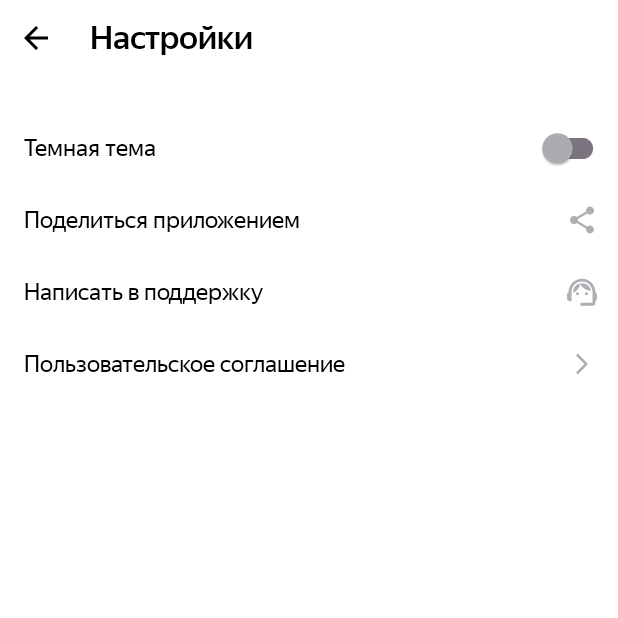
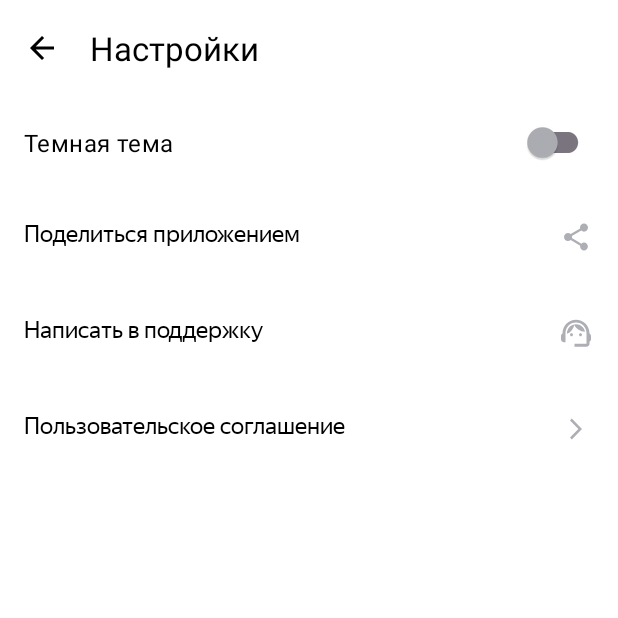
Before and after one commit to Roman-V-N/PlaylistMaker, an Android app: the SettingsActivity screen opened directly, with no data from a screen before it, on a phone screen of 412 x 824 dp, the top half of it. Run offline under Robolectric (Android 15) with nearby library versions, the phone set to English and light mode, and no system bars.

Commit message:
Commit Спринт 9 : Тема 4 : Урок 3 вер.2

```diff
--- a/app/src/main/java/com/example/playlistmaker/SettingsActivity.kt
+++ b/app/src/main/java/com/example/playlistmaker/SettingsActivity.kt
@@ -9,27 +9,30 @@ import android.widget.Toast
 import androidx.activity.enableEdgeToEdge
 import androidx.appcompat.app.AppCompatActivity
 import androidx.appcompat.app.AppCompatDelegate
+import com.google.android.material.appbar.MaterialToolbar
+import com.google.android.material.textview.MaterialTextView
 
 class SettingsActivity : AppCompatActivity() {
     override fun onCreate(savedInstanceState: Bundle?) {
         super.onCreate(savedInstanceState)
         setContentView(R.layout.activity_settings)
 
-        val backButton = findViewById<ImageView>(R.id.back_main)
-        val shareButton = findViewById<ImageView>(R.id.share_app)
-        val supportButton = findViewById<ImageView>(R.id.support)
-        val agreementButton = findViewById<ImageView>(R.id.user_agreement)
+
+        val backButton = findViewById<MaterialToolbar>(R.id.back_main)
+        val shareButton = findViewById<MaterialTextView>(R.id.share_app)
+        val supportButton = findViewById<MaterialTextView>(R.id.support)
+        val agreementButton = findViewById<MaterialTextView>(R.id.user_agreement)
 
 
-        backButton.setOnClickListener {
+        backButton.setNavigationOnClickListener {
             super.finish()
         }
 
         shareButton.setOnClickListener {
             val shareIntent = Intent(Intent.ACTION_SEND)
             shareIntent.type = "text/plane"
-            shareIntent.putExtra(Intent.EXTRA_TEXT,getString(R.string.site_share))
-            startActivity(Intent.createChooser(shareIntent,getString(R.string.share_app)))
+            shareIntent.putExtra(Intent.EXTRA_TEXT, getString(R.string.site_share))
+            startActivity(Intent.createChooser(shareIntent, getString(R.string.share_app)))
         }
 
         supportButton.setOnClickListener {
@@ -41,8 +44,9 @@ class SettingsActivity : AppCompatActivity() {
             startActivity(supportEmail)
         }
 
-        agreementButton.setOnClickListener{
-            val agreementIntent = Intent(Intent.ACTION_VIEW, Uri.parse(getString(R.string.site_agreement)))
+        agreementButton.setOnClickListener {
+            val agreementIntent =
+                Intent(Intent.ACTION_VIEW, Uri.parse(getString(R.string.site_agreement)))
             startActivity(agreementIntent)
         }
 
--- a/app/src/main/res/layout/activity_settings.xml
+++ b/app/src/main/res/layout/activity_settings.xml
@@ -1,116 +1,66 @@
 <?xml version="1.0" encoding="utf-8"?>
-<androidx.constraintlayout.widget.ConstraintLayout
-    xmlns:android="http://schemas.android.com/apk/res/android"
+<androidx.constraintlayout.widget.ConstraintLayout xmlns:android="http://schemas.android.com/apk/res/android"
     xmlns:app="http://schemas.android.com/apk/res-auto"
     xmlns:tools="http://schemas.android.com/tools"
+    android:id="@+id/Settings"
     android:layout_width="match_parent"
     android:layout_height="match_parent"
-    android:id="@+id/Settings"
     android:background="?attr/colorSecondaryVariant"
     android:theme="@style/Base.Theme.PlaylistMaker"
     tools:context=".SettingsActivity">
 
 
-
-<LinearLayout
+    <LinearLayout
         android:layout_width="match_parent"
         android:layout_height="match_parent"
-        android:orientation="vertical" >
+        android:orientation="vertical">
 
-    <LinearLayout style="@style/LinearLayoutSettingHorizontal">
+        <com.google.android.material.appbar.AppBarLayout
+            android:layout_width="match_parent"
+            android:layout_height="wrap_content">
 
-            <ImageView
+            <com.google.android.material.appbar.MaterialToolbar
                 android:id="@+id/back_main"
-                style="@style/ImageViewTopBar"/>
+                style="@style/MaterialToolbarMenu"
+                android:layout_width="match_parent"
+                android:layout_height="match_parent"
+                app:navigationIcon="@drawable/arrow_back"
+                app:title="@string/setting" />
 
-            <TextView
-                style="@style/TextViewTopBar"
-                android:text="@string/setting"/>
-
-        </LinearLayout>
-
-        <LinearLayout
-           style="@style/LinearLayoutSettingHorizontal"
-           android:layout_marginTop="24dp">
+        </com.google.android.material.appbar.AppBarLayout>
 
 
-            <TextView
-                style="@style/TextViewSettingMenu"
-                android:layout_width="0dp"
-                android:layout_weight="1"
-                android:text="@string/dark_theme"
-                />
+        <com.google.android.material.switchmaterial.SwitchMaterial
+            android:id="@+id/theme_switch"
+            android:layout_width="match_parent"
+            android:layout_height="wrap_content"
+            android:layout_gravity="end|center"
+            android:gravity="center_vertical"
+            android:paddingHorizontal="16dp"
+            android:paddingVertical="20dp"
+            android:text="@string/dark_theme"
+            android:textColor="?attr/colorOnPrimary"
+            android:textSize="@dimen/text_16sp"
+            app:thumbTint="?attr/colorPrimaryVariant" />
 
 
-            <com.google.android.material.switchmaterial.SwitchMaterial
-                android:id="@+id/theme_switch"
-                android:layout_width="wrap_content"
-                android:layout_height="wrap_content"
-                android:layout_gravity="end|center"
-                android:layout_marginEnd="6dp"
-                app:thumbTint="?attr/colorPrimaryVariant"/>
-        </LinearLayout>
+        <com.google.android.material.textview.MaterialTextView
+            android:id="@+id/share_app"
+            style="@style/MaterialTextViewSettingMenu"
+            android:drawableEnd="@drawable/share"
+            android:text="@string/share_app" />
 
-    <LinearLayout style="@style/LinearLayoutSettingHorizontal">
+        <com.google.android.material.textview.MaterialTextView
+            android:id="@+id/support"
+            style="@style/MaterialTextViewSettingMenu"
+            android:drawableEnd="@drawable/support"
+            android:text="@string/support" />
 
-        <TextView
-            style="@style/TextViewSettingMenu"
-            android:layout_width="0dp"
-            android:layout_weight="1"
-            android:text="@string/share_app"
-            />
-
-
-
-        <ImageView
-            android:id="@+id/share_app"
-            style="@style/ImageViewSettingMenu"
-            android:layout_width="wrap_content"
-            android:src="@drawable/share" />
-
-
-
-    </LinearLayout>
-
-    <LinearLayout style="@style/LinearLayoutSettingHorizontal">
-
-        <TextView
-            style="@style/TextViewSettingMenu"
-            android:layout_width="0dp"
-            android:layout_weight="1"
-            android:text="@string/support"
-            />
-
-
-        <ImageView
-            android:id="@+id/support"
-            style="@style/ImageViewSettingMenu"
-            android:src="@drawable/support" />
-
-
-
-    </LinearLayout>
-
-
-    <LinearLayout style="@style/LinearLayoutSettingHorizontal">
-
-        <TextView
-            style="@style/TextViewSettingMenu"
-            android:layout_width="0dp"
-            android:layout_weight="1"
-            android:text="@string/user_agreement"
-            />
-
-
-
-        <ImageView
+        <com.google.android.material.textview.MaterialTextView
             android:id="@+id/user_agreement"
-            style="@style/ImageViewSettingMenu"
-            android:src="@drawable/arrow_forward" />
-
-
-
-    </LinearLayout>
+            style="@style/MaterialTextViewSettingMenu"
+            android:drawableEnd="@drawable/arrow_forward"
+            android:text="@string/user_agreement" />
 
 
     </LinearLayout>
--- a/app/src/main/res/values-night/themes.xml
+++ b/app/src/main/res/values-night/themes.xml
@@ -2,16 +2,13 @@
     <!-- Base application theme. -->
     <style name="Base.Theme.PlaylistMaker" parent="Theme.Material3.DayNight.NoActionBar">
         <!-- Customize your dark theme here. -->
-        <!-- <item name="colorPrimary">@color/my_dark_primary</item> -->
         <item name="colorPrimary">@color/black</item>
         <item name="colorSecondaryVariant">@color/black</item>
         <item name="colorOnPrimary">@color/white</item>
         <item name="colorSecondary">@color/black02</item>
         <item name="colorPrimaryVariant">@color/blue</item>
         <item name="colorOnSecondary">@color/white</item>
+    </style>
 
-
-
-    </style>
     <style name="Theme.PlaylistMaker" parent="Base.Theme.PlaylistMaker" />
 </resources>
--- a/app/src/main/res/values/dimens.xml
+++ b/app/src/main/res/values/dimens.xml
@@ -7,4 +7,8 @@
     <dimen name="cornerRadius16dp">16dp</dimen>
     <dimen name="iconPadding8dp">8dp</dimen>
     <dimen name="padding12dp">12dp</dimen>
- </resources>
+    <dimen name="text_16sp">16sp</dimen>
+    <dimen name="size_16dp">16dp</dimen>
+    <dimen name="size_20dp">20dp</dimen>
+    <dimen name="size_22dp">22dp</dimen>
+</resources>
```
Also changed, not shown: app/src/main/java/com/example/playlistmaker/MainActivity.kt (+5 -5 lines), app/src/main/java/com/example/playlistmaker/SearchActivity.kt (+13 -11 lines), app/src/main/res/layout/activity_main.xml (+6 -9 lines), app/src/main/res/layout/activity_search.xml (+19 -21 lines), app/src/main/res/values-night/styles.xml (+3 -27 lines), app/src/main/res/values/styles.xml (+14 -36 lines), app/src/main/res/values/themes.xml (indentation only).
